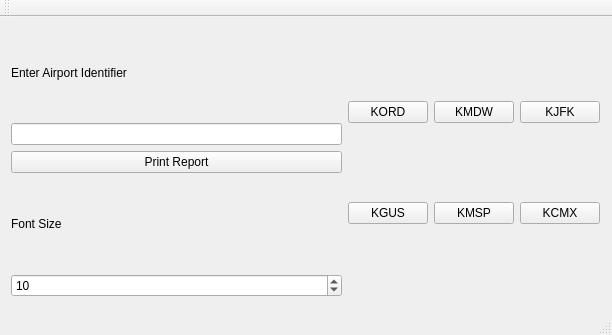
Before: the Qt Designer form mainwindow.ui in loansindi/metar-printer, drawn with Qt 5.
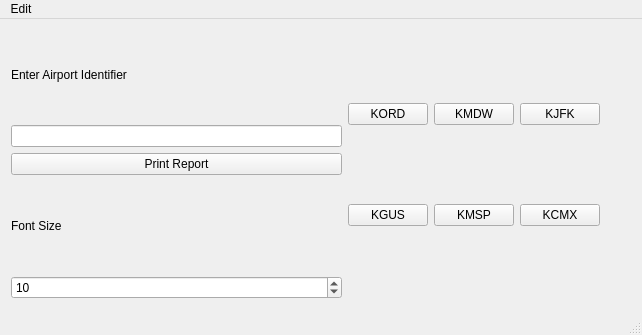
After: the same form once the commit is applied.

Commit message: Add button configurability

```diff
--- a/mainwindow.ui
+++ b/mainwindow.ui
@@ -6,7 +6,7 @@
    <rect>
     <x>0</x>
     <y>0</y>
-    <width>612</width>
+    <width>642</width>
     <height>335</height>
    </rect>
   </property>
@@ -73,20 +73,6 @@
        <property name="horizontalSpacing">
         <number>6</number>
        </property>
-       <item row="0" column="2">
-        <widget class="QPushButton" name="pushButton_KMDW">
-         <property name="text">
-          <string>KMDW</string>
-         </property>
-        </widget>
-       </item>
-       <item row="1" column="2">
-        <widget class="QPushButton" name="pushButton_KMSP">
-         <property name="text">
-          <string>KMSP</string>
-         </property>
-        </widget>
-       </item>
        <item row="0" column="1">
         <widget class="QPushButton" name="pushButton_KORD">
          <property name="text">
@@ -94,6 +80,27 @@
          </property>
         </widget>
        </item>
+       <item row="1" column="2">
+        <widget class="QPushButton" name="pushButton_5">
+         <property name="text">
+          <string>KMSP</string>
+         </property>
+        </widget>
+       </item>
+       <item row="0" column="2">
+        <widget class="QPushButton" name="pushButton_2">
+         <property name="text">
+          <string>KMDW</string>
+         </property>
+        </widget>
+       </item>
+       <item row="1" column="3">
+        <widget class="QPushButton" name="pushButton_6">
+         <property name="text">
+          <string>KCMX</string>
+         </property>
+        </widget>
+       </item>
        <item row="0" column="3">
         <widget class="QPushButton" name="pushButton_KJFK">
          <property name="text">
@@ -108,27 +115,34 @@
          </property>
         </widget>
        </item>
-       <item row="1" column="3">
-        <widget class="QPushButton" name="pushButton_KCMX">
-         <property name="text">
-          <string>KCMX</string>
-         </property>
-        </widget>
-       </item>
       </layout>
      </item>
     </layout>
    </widget>
   </widget>
-  <widget class="QToolBar" name="mainToolBar">
-   <attribute name="toolBarArea">
-    <enum>TopToolBarArea</enum>
-   </attribute>
-   <attribute name="toolBarBreak">
-    <bool>false</bool>
-   </attribute>
-  </widget>
   <widget class="QStatusBar" name="statusBar"/>
+  <widget class="QMenuBar" name="menuBar">
+   <property name="geometry">
+    <rect>
+     <x>0</x>
+     <y>0</y>
+     <width>642</width>
+     <height>20</height>
+    </rect>
+   </property>
+   <widget class="QMenu" name="menuEdit">
+    <property name="title">
+     <string>Edit</string>
+    </property>
+    <addaction name="actionSet_Buttons"/>
+   </widget>
+   <addaction name="menuEdit"/>
+  </widget>
+  <action name="actionSet_Buttons">
+   <property name="text">
+    <string>Set Buttons</string>
+   </property>
+  </action>
  </widget>
  <layoutdefault spacing="6" margin="11"/>
  <resources/>
```
Left out of the diff: 6 changed lines with no effect on the pictures. The commit also changes 14 other files.
